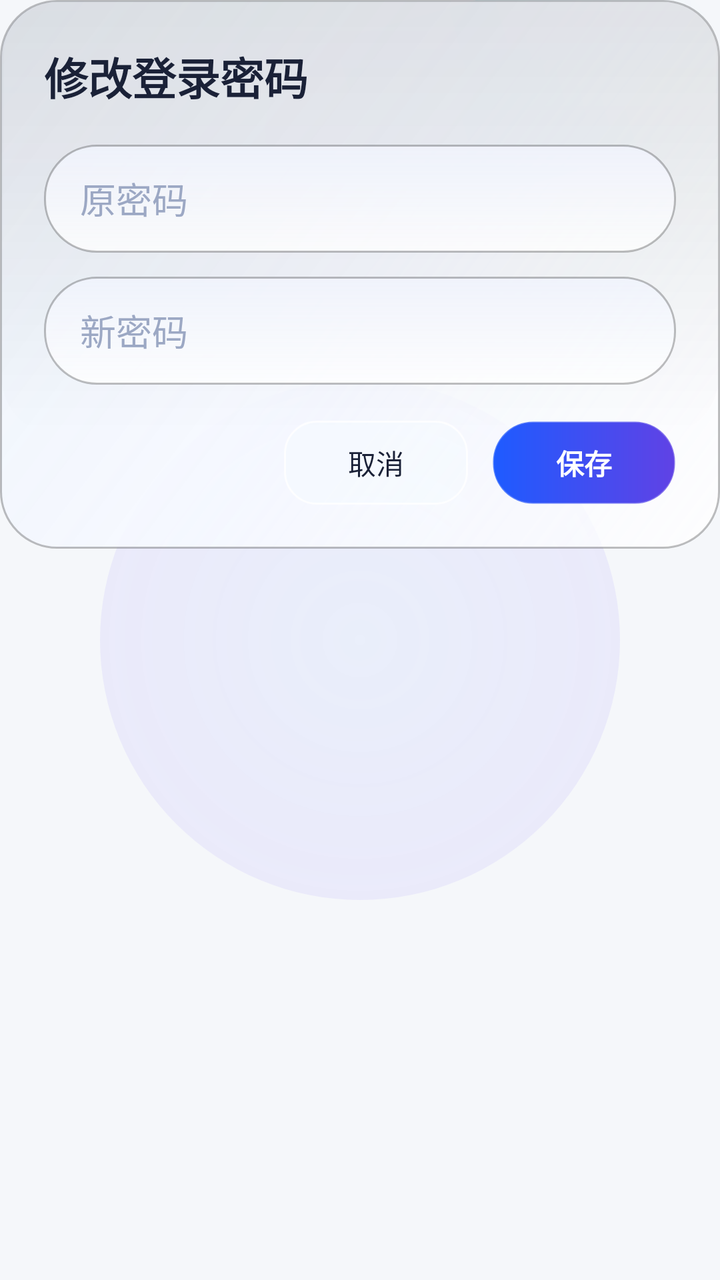
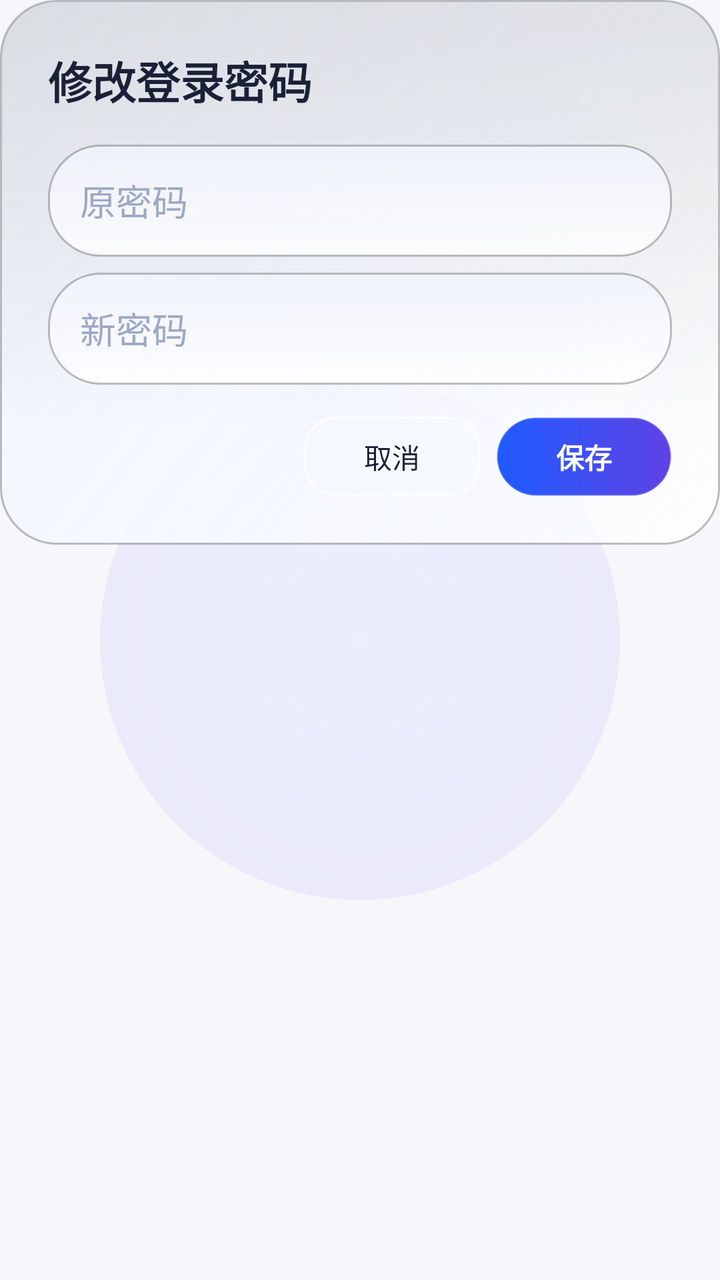

Compare the two renders of this Android layout. The source of the first and the diff that turns it into the second are given below.
<!-- AndroidManifest.xml: application theme Theme.Koukou -->
<!-- res/layout/dialog_change_password.xml -->
<?xml version="1.0" encoding="utf-8"?>
<FrameLayout xmlns:android="http://schemas.android.com/apk/res/android"
    android:layout_width="match_parent"
    android:layout_height="wrap_content"
    android:layout_marginHorizontal="20dp">

    <View
        android:id="@+id/dialog_halo"
        android:layout_width="260dp"
        android:layout_height="260dp"
        android:layout_gravity="center"
        android:alpha="0.3"
        android:background="@drawable/bg_butterfly_halo" />

    <View
        android:id="@+id/dialog_sheen"
        android:layout_width="230dp"
        android:layout_height="96dp"
        android:layout_gravity="top|end"
        android:alpha="0.18"
        android:background="@drawable/bg_butterfly_sheen"
        android:rotation="-16" />

    <LinearLayout
        android:layout_width="match_parent"
        android:layout_height="wrap_content"
        android:background="@drawable/bg_butterfly_glass_card"
        android:orientation="vertical"
        android:padding="22dp">

        <TextView
            android:layout_width="wrap_content"
            android:layout_height="wrap_content"
            android:text="修改登录密码"
            android:textColor="@color/butterfly_text_primary"
            android:textSize="22sp"
            android:textStyle="bold" />

        <EditText
            android:id="@+id/et_old_password"
            android:layout_width="match_parent"
            android:layout_height="54dp"
            android:layout_marginTop="18dp"
            android:background="@drawable/bg_butterfly_input_bar"
            android:gravity="center_vertical"
            android:hint="原密码"
            android:inputType="textPassword"
            android:paddingHorizontal="18dp"
            android:textColor="@color/butterfly_text_primary"
            android:textColorHint="@color/butterfly_text_muted" />

        <EditText
            android:id="@+id/et_new_password"
            android:layout_width="match_parent"
            android:layout_height="54dp"
            android:layout_marginTop="12dp"
            android:background="@drawable/bg_butterfly_input_bar"
            android:gravity="center_vertical"
            android:hint="新密码"
            android:inputType="textPassword"
            android:paddingHorizontal="18dp"
            android:textColor="@color/butterfly_text_primary"
            android:textColorHint="@color/butterfly_text_muted" />

        <LinearLayout
            android:layout_width="match_parent"
            android:layout_height="wrap_content"
            android:layout_marginTop="18dp"
            android:gravity="end"
            android:orientation="horizontal">

            <TextView
                android:id="@+id/btn_cancel"
                android:layout_width="wrap_content"
                android:layout_height="42dp"
                android:background="@drawable/bg_profile_btn_outline"
                android:gravity="center"
                android:minWidth="92dp"
                android:paddingHorizontal="18dp"
                android:text="取消"
                android:textColor="@color/butterfly_text_primary"
                android:textSize="14sp" />

            <TextView
                android:id="@+id/btn_confirm"
                android:layout_width="wrap_content"
                android:layout_height="42dp"
                android:layout_marginStart="12dp"
                android:background="@drawable/bg_button_gradient_20"
                android:gravity="center"
                android:minWidth="92dp"
                android:paddingHorizontal="18dp"
                android:text="保存"
                android:textColor="@color/butterfly_pearl"
                android:textSize="14sp"
                android:textStyle="bold" />
        </LinearLayout>
    </LinearLayout>

</FrameLayout>
<!-- resources referenced by this layout -->
<resources>
  <color name="butterfly_pearl">#FFFFFF</color>
  <color name="butterfly_text_muted">#9CA8C4</color>
  <color name="butterfly_text_primary">#1A2137</color>
  <!-- drawable bg_butterfly_halo (drawable) -->
  <?xml version="1.0" encoding="utf-8"?>
  <shape xmlns:android="http://schemas.android.com/apk/res/android"
      android:shape="oval">
      <gradient
          android:centerColor="#4C805CFF"
          android:endColor="#00081218"
          android:gradientRadius="320dp"
          android:startColor="#2E1E5BFF"
          android:type="radial" />
  </shape>
  <!-- drawable bg_butterfly_sheen (drawable) -->
  <?xml version="1.0" encoding="utf-8"?>
  <shape xmlns:android="http://schemas.android.com/apk/res/android"
      android:shape="rectangle">
      <gradient
          android:angle="0"
          android:centerColor="#4E00E6FF"
          android:endColor="#083EDBFF"
          android:startColor="#0C9D7BFF"
          android:type="linear" />
      <corners android:radius="160dp" />
  </shape>
  <!-- drawable bg_profile_btn_outline (drawable) -->
  <?xml version="1.0" encoding="utf-8"?>
  <shape xmlns:android="http://schemas.android.com/apk/res/android"
      android:shape="rectangle">
      <solid android:color="#82F6FBFF" />
      <stroke
          android:width="1dp"
          android:color="#CCFFFFFF" />
      <corners android:radius="16dp" />
  </shape>
  <style name="Theme.Koukou" parent="Base.Theme.Koukou" />
  <color name="butterfly_primary">#1E5BFF</color>
  <color name="butterfly_purple">#6042E5</color>
  <color name="md_theme_primary">#00D4FF</color>
  <color name="md_theme_onPrimary">#FFFFFF</color>
  <color name="md_theme_primaryContainer">#EAF4FB</color>
  <color name="md_theme_secondary">#7B2FFF</color>
  <color name="md_theme_onSecondary">#FFFFFF</color>
  <color name="md_theme_background">#F5F7FA</color>
  <color name="md_theme_surface">#FFFFFF</color>
  <color name="md_theme_onBackground">#1A2137</color>
  <color name="md_theme_onSurface">#1A2137</color>
  <style name="Widget.Koukou.Toolbar" parent="Widget.Material3.Toolbar">
          <item name="android:layout_height">@dimen/app_bar_height</item>
          <item name="titleTextColor">@color/butterfly_text_primary</item>
          <item name="subtitleTextColor">@color/butterfly_text_secondary</item>
          <item name="android:background">@android:color/transparent</item>
      </style>
  <style name="Widget.Koukou.Card" parent="Widget.Material3.CardView.Elevated">
          <item name="cardCornerRadius">@dimen/card_radius</item>
          <item name="cardElevation">@dimen/card_elevation</item>
          <item name="strokeColor">@color/card_border</item>
          <item name="strokeWidth">1dp</item>
          <item name="cardBackgroundColor">@color/card_background</item>
      </style>
  <style name="Widget.Koukou.Button" parent="Widget.Material3.Button">
          <item name="cornerRadius">24dp</item>
          <item name="android:minHeight">@dimen/button_primary_height</item>
          <item name="android:textAllCaps">false</item>
      </style>
  <dimen name="app_bar_height">56dp</dimen>
  <color name="butterfly_text_secondary">#6E7A99</color>
  <dimen name="card_radius">16dp</dimen>
  <dimen name="card_elevation">4dp</dimen>
  <color name="card_border">#D4DCE8</color>
  <color name="card_background">#FFFFFF</color>
  <dimen name="button_primary_height">48dp</dimen>
  <dimen name="input_corner_radius">12dp</dimen>
  <!-- unchanged entries left out for length: 5 -->
</resources>

<!-- the commit's change to res/layout/dialog_change_password.xml (unified diff, before → after) -->
@@ -2,7 +2,7 @@
 <FrameLayout xmlns:android="http://schemas.android.com/apk/res/android"
     android:layout_width="match_parent"
     android:layout_height="wrap_content"
-    android:layout_marginHorizontal="20dp">
+    android:layout_marginHorizontal="@dimen/space_md">
 
     <View
         android:id="@+id/dialog_halo"
@@ -26,7 +26,7 @@
         android:layout_height="wrap_content"
         android:background="@drawable/bg_butterfly_glass_card"
         android:orientation="vertical"
-        android:padding="22dp">
+        android:padding="@dimen/dialog_padding">
 
         <TextView
             android:layout_width="wrap_content"
@@ -39,44 +39,44 @@
         <EditText
             android:id="@+id/et_old_password"
             android:layout_width="match_parent"
-            android:layout_height="54dp"
-            android:layout_marginTop="18dp"
+            android:layout_height="@dimen/input_min_height"
+            android:layout_marginTop="@dimen/space_md"
             android:background="@drawable/bg_butterfly_input_bar"
             android:gravity="center_vertical"
             android:hint="原密码"
             android:inputType="textPassword"
-            android:paddingHorizontal="18dp"
+            android:paddingHorizontal="@dimen/input_horizontal_padding"
             android:textColor="@color/butterfly_text_primary"
             android:textColorHint="@color/butterfly_text_muted" />
 
         <EditText
             android:id="@+id/et_new_password"
             android:layout_width="match_parent"
-            android:layout_height="54dp"
-            android:layout_marginTop="12dp"
+            android:layout_height="@dimen/input_min_height"
+            android:layout_marginTop="@dimen/space_sm"
             android:background="@drawable/bg_butterfly_input_bar"
             android:gravity="center_vertical"
             android:hint="新密码"
             android:inputType="textPassword"
-            android:paddingHorizontal="18dp"
+            android:paddingHorizontal="@dimen/input_horizontal_padding"
             android:textColor="@color/butterfly_text_primary"
             android:textColorHint="@color/butterfly_text_muted" />
 
         <LinearLayout
             android:layout_width="match_parent"
             android:layout_height="wrap_content"
-            android:layout_marginTop="18dp"
+            android:layout_marginTop="@dimen/space_md"
             android:gravity="end"
             android:orientation="horizontal">
 
             <TextView
                 android:id="@+id/btn_cancel"
                 android:layout_width="wrap_content"
-                android:layout_height="42dp"
+                android:layout_height="@dimen/button_secondary_height"
                 android:background="@drawable/bg_profile_btn_outline"
                 android:gravity="center"
-                android:minWidth="92dp"
-                android:paddingHorizontal="18dp"
+                android:minWidth="88dp"
+                android:paddingHorizontal="@dimen/space_md"
                 android:text="取消"
                 android:textColor="@color/butterfly_text_primary"
                 android:textSize="14sp" />
@@ -84,12 +84,12 @@
             <TextView
                 android:id="@+id/btn_confirm"
                 android:layout_width="wrap_content"
-                android:layout_height="42dp"
-                android:layout_marginStart="12dp"
+                android:layout_height="@dimen/button_secondary_height"
+                android:layout_marginStart="@dimen/space_sm"
                 android:background="@drawable/bg_button_gradient_20"
                 android:gravity="center"
-                android:minWidth="92dp"
-                android:paddingHorizontal="18dp"
+                android:minWidth="88dp"
+                android:paddingHorizontal="@dimen/space_md"
                 android:text="保存"
                 android:textColor="@color/butterfly_pearl"
                 android:textSize="14sp"
<!-- resource entries referenced after the edit -->
@@ -3,6 +3,12 @@
   <color name="butterfly_pearl">#FFFFFF</color>
   <color name="butterfly_text_muted">#9CA8C4</color>
   <color name="butterfly_text_primary">#1A2137</color>
+  <dimen name="button_secondary_height">40dp</dimen>
+  <dimen name="dialog_padding">24dp</dimen>
+  <dimen name="input_horizontal_padding">16dp</dimen>
+  <dimen name="input_min_height">56dp</dimen>
+  <dimen name="space_md">16dp</dimen>
+  <dimen name="space_sm">8dp</dimen>
   <!-- drawable bg_butterfly_halo (drawable) -->
   <?xml version="1.0" encoding="utf-8"?>
   <shape xmlns:android="http://schemas.android.com/apk/res/android"
